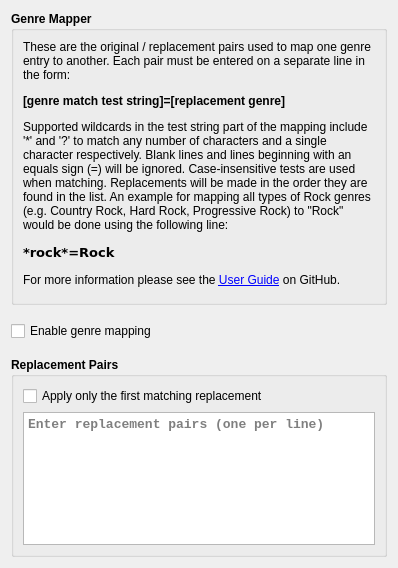
metabrainz/picard-plugins, file plugins/genre_mapper/options_genre_mapper.ui: the form before one commit.
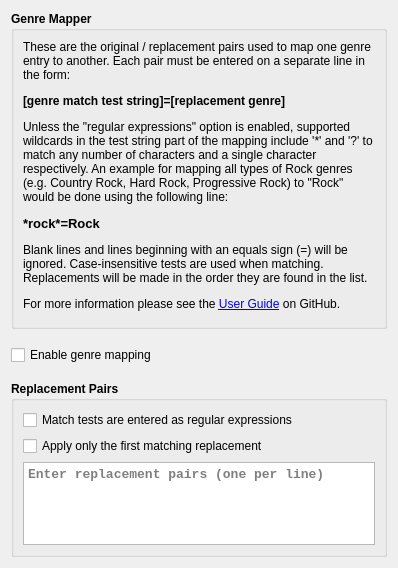
The form after the commit.

Commit message: Add option to use regular expressions for match strings

Diff of the .ui file:
```diff
--- a/plugins/genre_mapper/options_genre_mapper.ui
+++ b/plugins/genre_mapper/options_genre_mapper.ui
@@ -73,7 +73,7 @@
            </font>
           </property>
           <property name="text">
-           <string>&lt;html&gt;&lt;head/&gt;&lt;body&gt;&lt;p&gt;These are the original / replacement pairs used to map one genre entry to another. Each pair must be entered on a separate line in the form:&lt;/p&gt;&lt;p&gt;&lt;span style=&quot; font-weight:600;&quot;&gt;[genre match test string]=[replacement genre]&lt;/span&gt;&lt;/p&gt;&lt;p&gt;Supported wildcards in the test string part of the mapping include '*' and '?' to match any number of characters and a single character respectively.  Blank lines and lines beginning with an equals sign (=) will be ignored. Case-insensitive tests are used when matching. Replacements will be made in the order they are found in the list. An example for mapping all types of Rock genres (e.g. Country Rock, Hard Rock, Progressive Rock) to &amp;quot;Rock&amp;quot; would be done using the following line:&lt;/p&gt;&lt;pre style=&quot; margin-top:12px; margin-bottom:12px; margin-left:0px; margin-right:0px; -qt-block-indent:0; text-indent:0px;&quot;&gt;&lt;span style=&quot; font-family:'Courier New'; font-size:10pt; font-weight:600;&quot;&gt;*rock*=Rock&lt;/span&gt;&lt;/pre&gt;&lt;p&gt;For more information please see the &lt;a href=&quot;https://github.com/rdswift/picard-plugins/blob/2.0_RDS_Plugins/plugins/genre_mapper/docs/README.md&quot;&gt;&lt;span style=&quot; text-decoration: underline; color:#0000ff;&quot;&gt;User Guide&lt;/span&gt;&lt;/a&gt; on GitHub.&lt;br/&gt;&lt;/p&gt;&lt;/body&gt;&lt;/html&gt;</string>
+           <string>&lt;html&gt;&lt;head/&gt;&lt;body&gt;&lt;p&gt;These are the original / replacement pairs used to map one genre entry to another. Each pair must be entered on a separate line in the form:&lt;/p&gt;&lt;p&gt;&lt;span style=&quot; font-weight:600;&quot;&gt;[genre match test string]=[replacement genre]&lt;/span&gt;&lt;/p&gt;&lt;p&gt;Unless the &amp;quot;regular expressions&amp;quot; option is enabled, supported wildcards in the test string part of the mapping include '*' and '?' to match any number of characters and a single character respectively. An example for mapping all types of Rock genres (e.g. Country Rock, Hard Rock, Progressive Rock) to &amp;quot;Rock&amp;quot; would be done using the following line:&lt;/p&gt;&lt;p&gt;&lt;span style=&quot; font-family:'Courier New'; font-size:10pt; font-weight:600;&quot;&gt;*rock*=Rock&lt;/span&gt;&lt;/p&gt;&lt;p&gt;Blank lines and lines beginning with an equals sign (=) will be ignored. Case-insensitive tests are used when matching. Replacements will be made in the order they are found in the list.&lt;/p&gt;&lt;p&gt;For more information please see the &lt;a href=&quot;https://github.com/rdswift/picard-plugins/blob/2.0_RDS_Plugins/plugins/genre_mapper/docs/README.md&quot;&gt;&lt;span style=&quot; text-decoration: underline; color:#0000ff;&quot;&gt;User Guide&lt;/span&gt;&lt;/a&gt; on GitHub.&lt;br/&gt;&lt;/p&gt;&lt;/body&gt;&lt;/html&gt;</string>
           </property>
           <property name="alignment">
            <set>Qt::AlignLeading|Qt::AlignLeft|Qt::AlignTop</set>
@@ -120,6 +120,19 @@
         <string>Replacement Pairs</string>
        </property>
        <layout class="QVBoxLayout" name="verticalLayout_3">
+        <item>
+         <widget class="QCheckBox" name="cb_use_regex">
+          <property name="font">
+           <font>
+            <weight>50</weight>
+            <bold>false</bold>
+           </font>
+          </property>
+          <property name="text">
+           <string>Match tests are entered as regular expressions</string>
+          </property>
+         </widget>
+        </item>
         <item>
          <widget class="QCheckBox" name="genre_mapper_first_match_only">
           <property name="font">
@@ -156,6 +169,12 @@
             <pointsize>10</pointsize>
            </font>
           </property>
+          <property name="tabChangesFocus">
+           <bool>true</bool>
+          </property>
+          <property name="lineWrapMode">
+           <enum>QPlainTextEdit::NoWrap</enum>
+          </property>
           <property name="placeholderText">
            <string>Enter replacement pairs (one per line)</string>
           </property>
```
Left out of the diff: 6 changed lines with no effect on the pictures. The commit also changes 2 other files.
